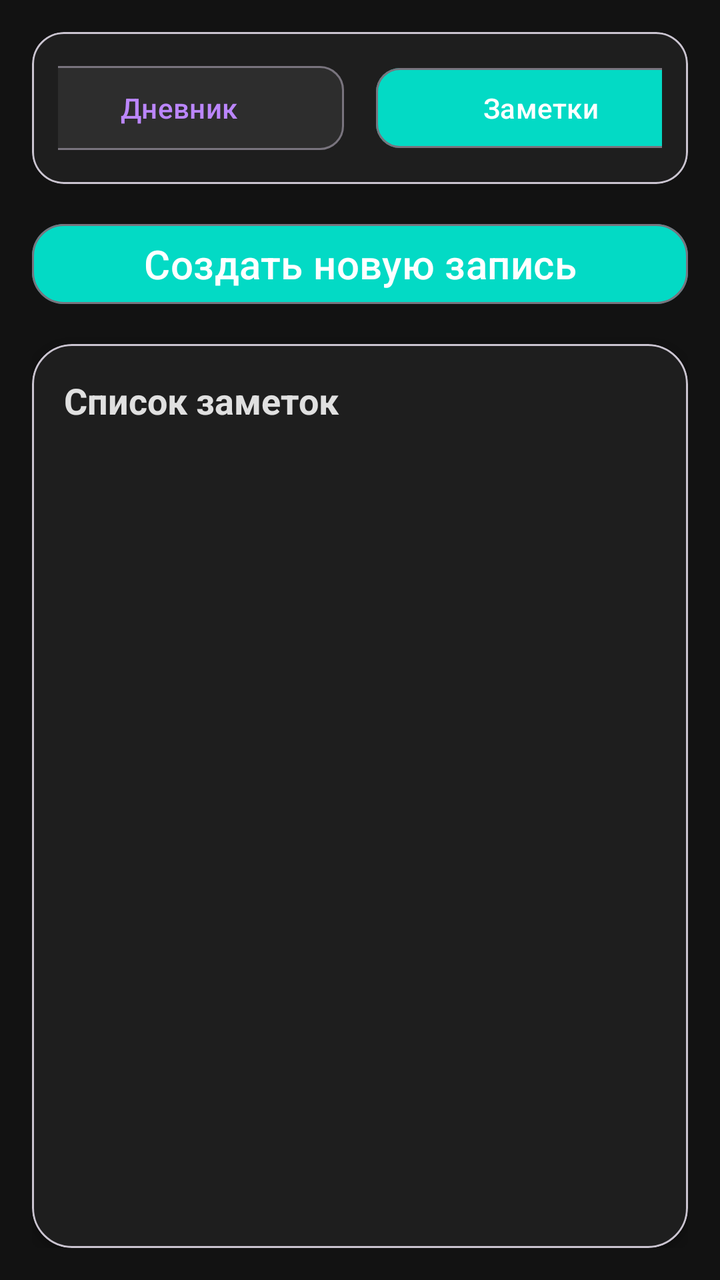
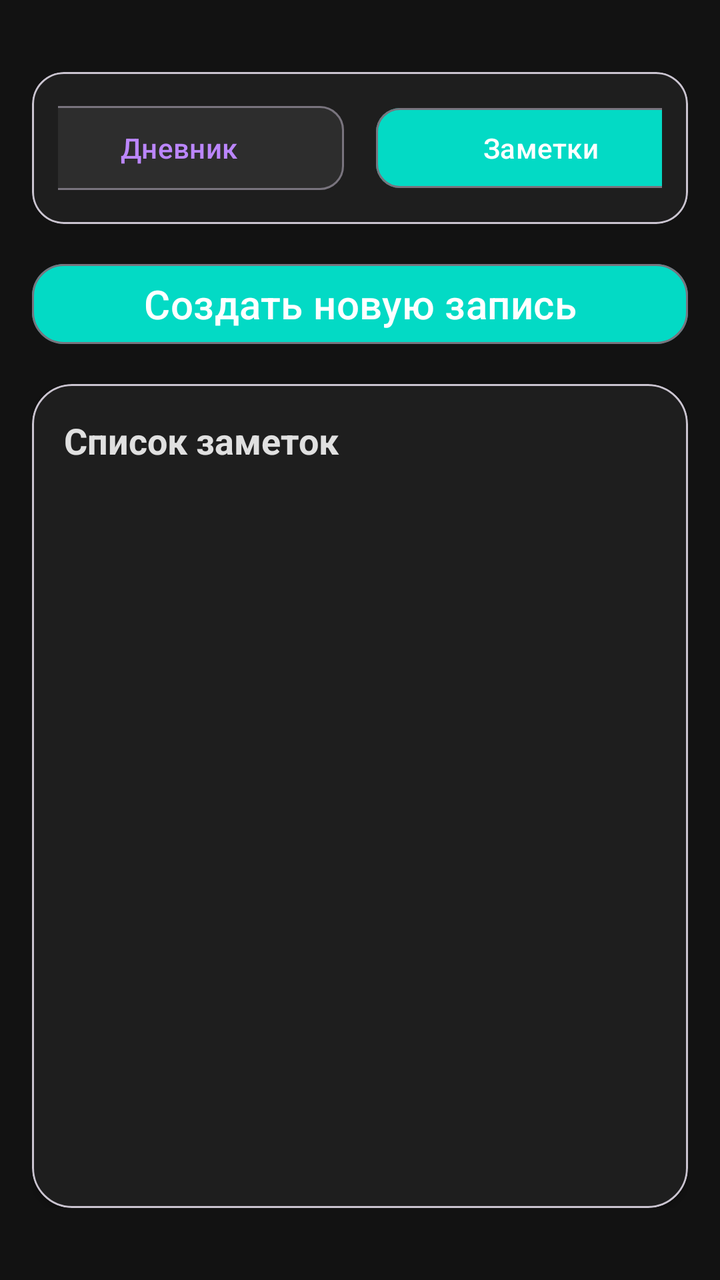

Compare the two renders of this Android layout. The source of the first and the diff that turns it into the second are given below.
<!-- AndroidManifest.xml: application theme Theme.PersonalDiary -->
<!-- res/layout/activity_main.xml -->
<?xml version="1.0" encoding="utf-8"?>
<androidx.constraintlayout.widget.ConstraintLayout
    xmlns:android="http://schemas.android.com/apk/res/android"
    xmlns:app="http://schemas.android.com/apk/res-auto"
    xmlns:tools="http://schemas.android.com/tools"
    android:layout_width="match_parent"
    android:layout_height="match_parent"
    android:background="#121212"
    android:padding="16dp"
    tools:context=".MainActivity">

    <LinearLayout
        android:layout_width="match_parent"
        android:layout_height="match_parent"
        android:orientation="vertical">

        
        <com.google.android.material.card.MaterialCardView
            android:id="@+id/topAppBarCard"
            android:layout_width="match_parent"
            android:layout_height="wrap_content"
            app:cardBackgroundColor="#1E1E1E"
            app:cardCornerRadius="16dp">

            <LinearLayout
                android:layout_width="match_parent"
                android:layout_height="match_parent"
                android:orientation="horizontal"
                android:padding="13dp"
                android:gravity="center">

                <com.google.android.material.button.MaterialButton
                    android:id="@+id/btnDates"
                    android:layout_width="165dp"
                    android:layout_height="50dp"
                    android:layout_marginEnd="8dp"
                    android:text="Дневник"
                    android:textColor="#BB86FC"
                    app:backgroundTint="#2D2D2D"
                    app:cornerRadius="12dp"
                    style="@style/Widget.Material3.Button.OutlinedButton" />

                <com.google.android.material.button.MaterialButton
                    android:id="@+id/btnNotes"
                    android:layout_width="165dp"
                    android:layout_height="48dp"
                    android:layout_marginStart="8dp"
                    android:text="Заметки"
                    android:textColor="#FFFFFF"
                    app:backgroundTint="#03DAC5"
                    app:cornerRadius="12dp"
                    style="@style/Widget.Material3.Button.OutlinedButton" />

            </LinearLayout>
        </com.google.android.material.card.MaterialCardView>

        <com.google.android.material.button.MaterialButton
            android:id="@+id/btnNew"
            android:layout_width="match_parent"
            android:layout_height="48dp"
            android:text="Создать новую запись"
            android:textColor="#FFFFFF"
            app:backgroundTint="#03DAC5"
            app:cornerRadius="16dp"
            android:layout_marginBottom="16dp"
            android:layout_marginTop="16dp"
            android:textSize="20sp"
            style="@style/Widget.Material3.Button.OutlinedButton" />

        
        <com.google.android.material.card.MaterialCardView
            android:layout_width="match_parent"
            android:layout_height="match_parent"
            app:cardBackgroundColor="#1E1E1E"
            app:cardCornerRadius="20dp"
            app:cardElevation="2dp">

                <LinearLayout
                android:layout_width="match_parent"
                android:layout_height="match_parent"
                android:orientation="vertical"
                android:padding="16dp">

                    <TextView
                        android:layout_width="match_parent"
                        android:layout_height="wrap_content"
                        android:text="Список заметок"
                        android:textColor="#E0E0E0"
                        android:textSize="18sp"
                        android:textStyle="bold"
                        android:layout_marginBottom="12dp"
                        android:drawableTint="#BB86FC"/>

                    
                    <androidx.recyclerview.widget.RecyclerView
                        android:id="@+id/recyclerViewEntries"
                        android:layout_width="match_parent"
                        android:layout_height="0dp"
                        android:layout_weight="1"
                        android:clipToPadding="false"
                        android:paddingTop="4dp"
                        android:paddingBottom="8dp" />

            </LinearLayout>

        </com.google.android.material.card.MaterialCardView>

    </LinearLayout>

</androidx.constraintlayout.widget.ConstraintLayout>
<!-- resources referenced by this layout -->
<resources>
  <style name="Theme.PersonalDiary" parent="Base.Theme.PersonalDiary" />
  <style name="Base.Theme.PersonalDiary" parent="Theme.Material3.DayNight.NoActionBar">
          
          
      </style>
</resources>

<!-- the commit's change to res/layout/activity_main.xml (unified diff, before → after) -->
@@ -6,13 +6,15 @@
     android:layout_width="match_parent"
     android:layout_height="match_parent"
     android:background="#121212"
-    android:padding="16dp"
-    tools:context=".MainActivity">
+    tools:context=".MainActivity"
+    android:paddingBottom="20dp"
+    android:paddingTop="20dp">
 
     <LinearLayout
         android:layout_width="match_parent"
         android:layout_height="match_parent"
-        android:orientation="vertical">
+        android:orientation="vertical"
+        android:padding="16dp">
 
         
         <com.google.android.material.card.MaterialCardView
